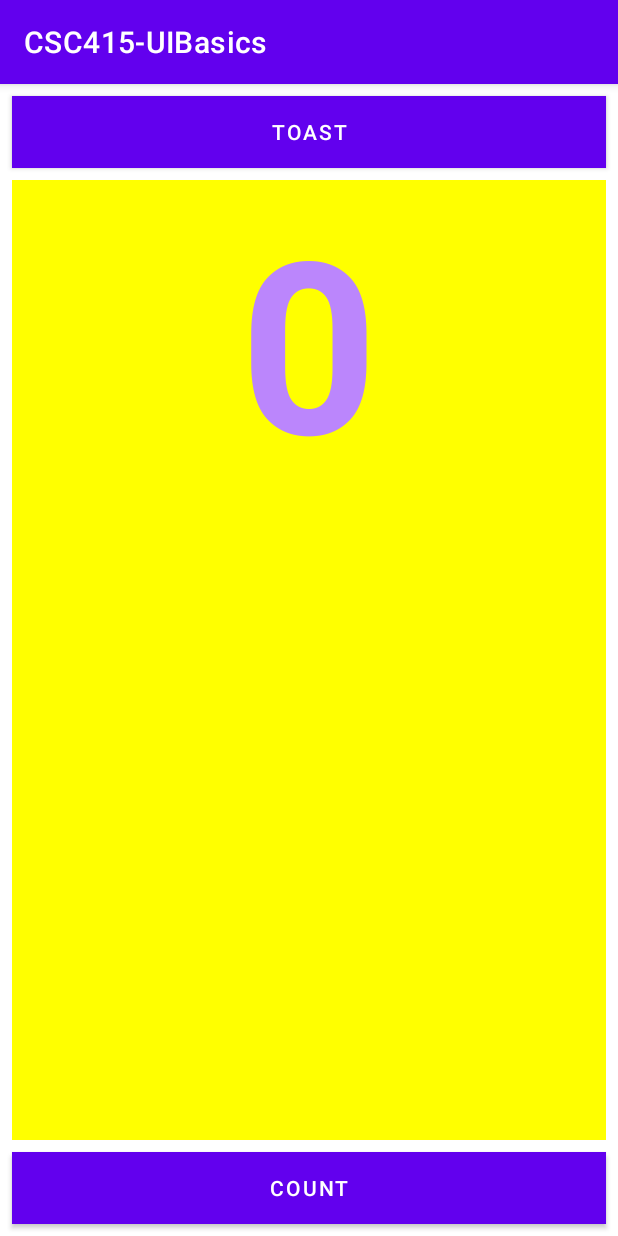
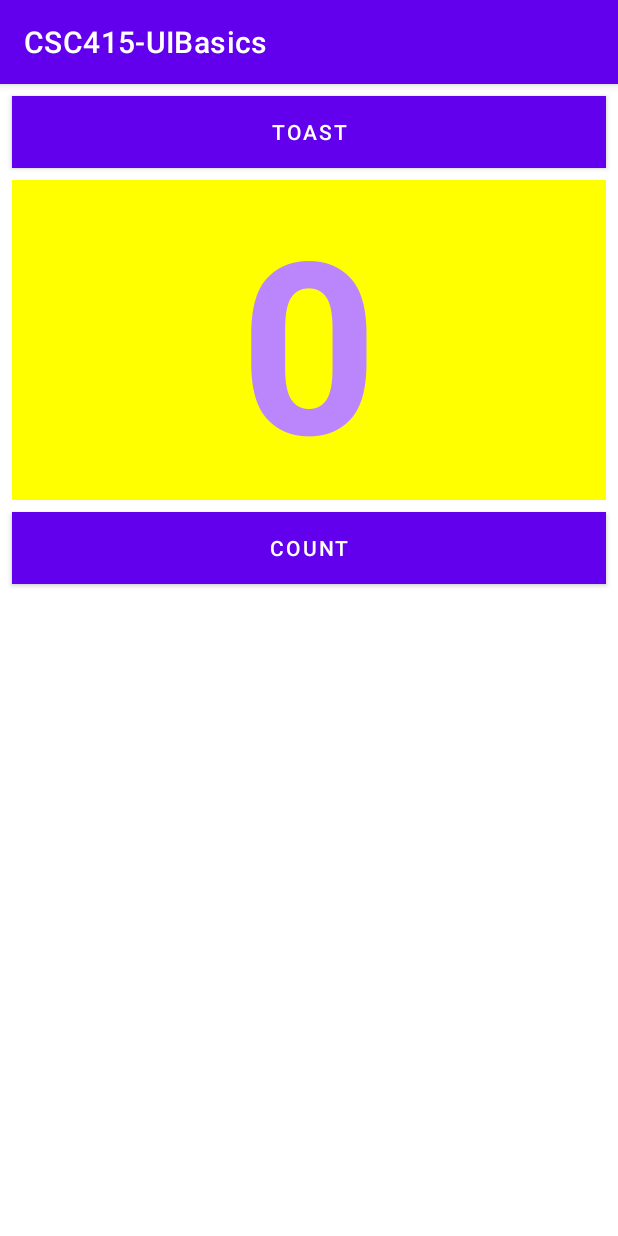
Before and after one commit to shawn-huesman/CSC415-UIBasics, an Android app: the screen it shows after launch (MainActivity), on a phone screen of 412 x 824 dp. Run offline under Robolectric (Android 15) with nearby library versions, the phone set to English and light mode, and no system bars.

Commit message:
Completed Android Fundamentals 01.2 Part B Task 3
- Added RelativeLayout
- Deleted LinearLayout

```diff
--- a/app/src/main/res/layout/activity_main.xml
+++ b/app/src/main/res/layout/activity_main.xml
@@ -1,5 +1,5 @@
 <?xml version="1.0" encoding="utf-8"?>
-<LinearLayout xmlns:android="http://schemas.android.com/apk/res/android"
+<RelativeLayout xmlns:android="http://schemas.android.com/apk/res/android"
     xmlns:tools="http://schemas.android.com/tools"
     android:layout_width="match_parent"
     android:layout_height="match_parent"
@@ -16,7 +16,8 @@
         android:background="@color/colorPrimary"
         android:onClick="showToast"
         android:text="@string/button_label_toast"
-        android:textColor="@android:color/white" />
+        android:textColor="@android:color/white"
+        />
 
     <TextView
         android:id="@+id/show_count"
@@ -27,12 +28,15 @@
         android:layout_marginEnd="8dp"
         android:layout_marginBottom="8dp"
         android:background="#FFFF00"
-        android:layout_weight="1"
         android:text="@string/count_initial_value"
         android:textAlignment="center"
         android:textColor="@color/colorPrimary"
         android:textSize="160sp"
-        android:textStyle="bold" />
+        android:textStyle="bold"
+        android:layout_below="@+id/button_toast"
+        android:layout_alignParentLeft="true"
+        android:layout_alignParentStart="true"
+        />
 
     <Button
         android:id="@+id/button_count"
@@ -44,6 +48,9 @@
         android:background="@color/colorPrimary"
         android:onClick="countUp"
         android:text="@string/button_label_count"
-        android:textColor="@android:color/white" />
+        android:textColor="@android:color/white"
+        android:layout_centerHorizontal="true"
+        android:layout_below="@+id/show_count"
+        />
 
-</LinearLayout>
+</RelativeLayout>
```
